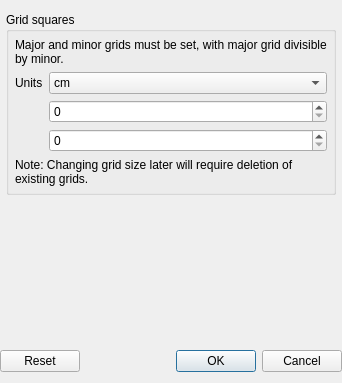
Above: fdt_settingsdlg.ui from ArthurLion97/fossildigtools before the change. Below: the same form after it.
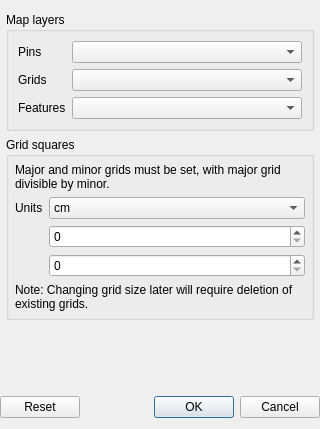
That is the form after the change. Icons and pictures are not drawn. Custom widgets are drawn as their Qt base class.

Commit message:
Add capture pin dlg and layer-mapping to settings
- Project layer tracking broken

Diff of the .ui file:
```diff
--- a/fdt_settingsdlg.ui
+++ b/fdt_settingsdlg.ui
@@ -6,8 +6,8 @@
    <rect>
     <x>0</x>
     <y>0</y>
-    <width>342</width>
-    <height>383</height>
+    <width>320</width>
+    <height>429</height>
    </rect>
   </property>
   <property name="minimumSize">
@@ -42,14 +42,63 @@
        <rect>
         <x>0</x>
         <y>0</y>
-        <width>330</width>
-        <height>325</height>
+        <width>308</width>
+        <height>371</height>
        </rect>
       </property>
       <layout class="QVBoxLayout" name="verticalLayout_2">
        <property name="margin">
         <number>6</number>
        </property>
+       <item>
+        <widget class="QgsCollapsibleGroupBox" name="groupBox">
+         <property name="title">
+          <string>Map layers</string>
+         </property>
+         <layout class="QGridLayout" name="gridLayout">
+          <item row="1" column="0">
+           <widget class="QLabel" name="gridsLabel">
+            <property name="text">
+             <string>Grids</string>
+            </property>
+           </widget>
+          </item>
+          <item row="0" column="0">
+           <widget class="QLabel" name="pinsLabel">
+            <property name="sizePolicy">
+             <sizepolicy hsizetype="Maximum" vsizetype="Preferred">
+              <horstretch>0</horstretch>
+              <verstretch>0</verstretch>
+             </sizepolicy>
+            </property>
+            <property name="text">
+             <string>Pins</string>
+            </property>
+           </widget>
+          </item>
+          <item row="0" column="1">
+           <widget class="QComboBox" name="pinsCmbBx"/>
+          </item>
+          <item row="2" column="0">
+           <widget class="QLabel" name="featuresLabel">
+            <property name="text">
+             <string>Features</string>
+            </property>
+           </widget>
+          </item>
+          <item row="1" column="1">
+           <widget class="QComboBox" name="gridsCmbBx">
+            <property name="styleSheet">
+             <string notr="true"/>
+            </property>
+           </widget>
+          </item>
+          <item row="2" column="1">
+           <widget class="QComboBox" name="featuresCmbBx"/>
+          </item>
+         </layout>
+        </widget>
+       </item>
        <item>
         <widget class="QgsCollapsibleGroupBox" name="squaresGrpBx">
          <property name="title">
```
Left out of the diff: 7 changed lines with no effect on the pictures. The commit also changes 21 other files.
